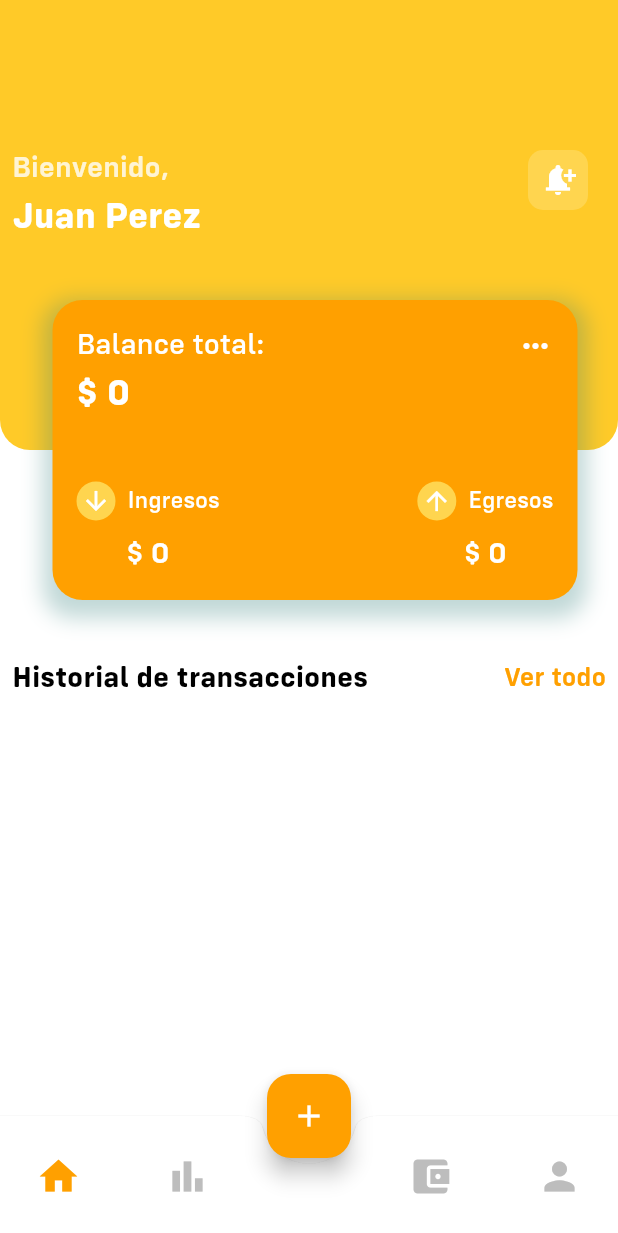
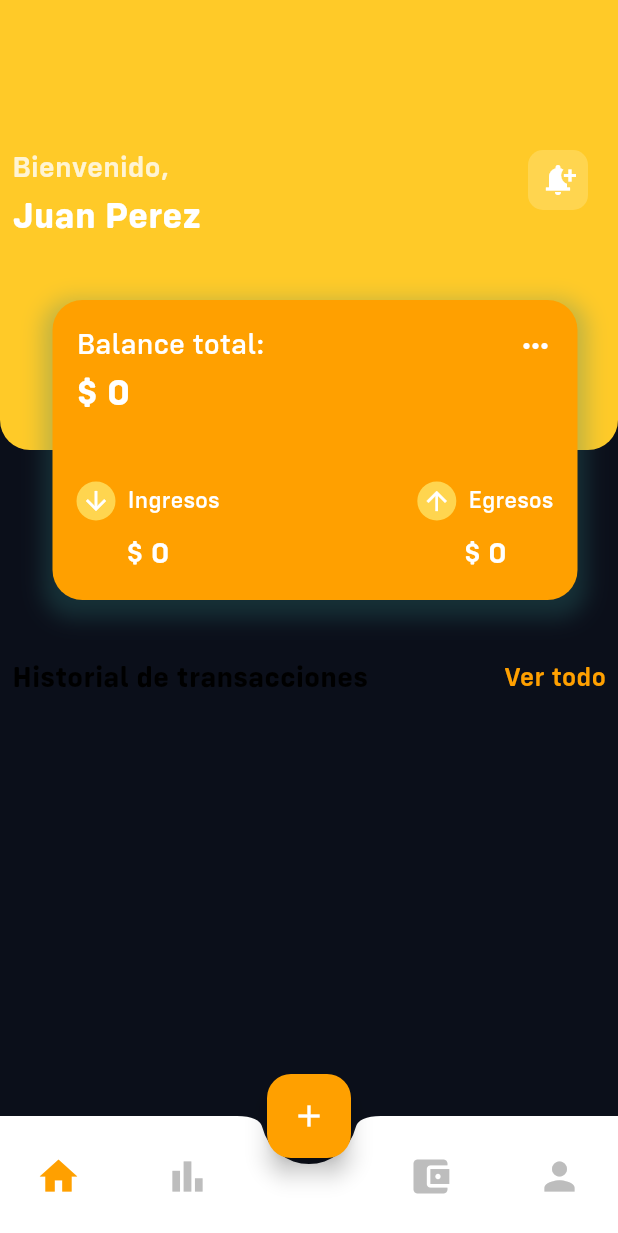
Before and after one commit to francescaac190/myfinanceapp, a Flutter app: the screen it shows after launch, on a phone screen of 412 x 824 dp. Shown: the top 1233 px of the screen. Run offline on Flutter 3.47's test engine with Material 3 defaults, Android fonts, the phone set to English and light mode, and no system bars; our stand-ins replace hive, hive_flutter, syncfusion_flutter_charts; accounts and stored records are empty.

Commit message:
setting app theme

```diff
--- /dev/null
+++ b/lib/core/theme/app_colors.dart
@@ -0,0 +1,121 @@
+// Centralize color system for the app
+
+import 'package:flutter/material.dart';
+
+class AppColors {
+  // SURFACES
+  /// Screen backgrounds
+  static const Color bgPrimary = Color(0xFF0B0F1A);
+
+  /// Secondary backgrounds, nav
+  static const Color bgSecondary = Color(0xFF111827);
+
+  /// Card backgrounds
+  static const Color bgCard = Color(0xFF1A1F2E);
+
+  /// Alternate cards, dividers
+  static const Color bgCardAlt = Color(0xFF1E293B);
+
+  // TEXT
+  /// Heading, key text, active text
+  static const Color textPrimary = Color(0xFFFFFFFF);
+
+  /// Description, label, secondary info
+  static const Color textSecondary = Color(0xFF94A3B8);
+
+  /// Caption, inactive tabs, hints
+  static const Color textMuted = Color(0xFF64748B);
+
+  // BORDERS
+  /// Dividers, row separators
+  static const Color borderSubtle = Color(0xFF1E293B);
+
+  /// Card outlines
+  static const Color borderCard = Color(0x0DFFFFFF);
+
+  //ACCENT COLORS
+  /// primary accions, nav tabs, links, CTA buttons
+  static const Color accentBlue = Color(0xFF3B82F6);
+
+  /// Positive values, income, savings progress, Face ID toggle, success states.
+  static const Color accentGreen = Color(0xFF10B981);
+
+  /// Pro badge, profile tab, mastercard gradient, transfer action icons.
+  static const Color accentPurple = Color(0xFF8B5CF6);
+
+  /// Expenses, over-budget alerts, logout button, critical warnings, overdue bills.
+  static const Color accentRed = Color(0xFFEF4444);
+
+  /// Warnings, notifications bell, food category, 70% budget threshold alerts.
+  static const Color accentAmber = Color(0xFFF59E0B);
+
+  // ALPHA TINTS
+  /// For hover states, active tab backgrounds, and subtle highlights.
+  ///   static Color get accentBlueTint => accentBlue.withValues(alpha: 0.10);
+  static Color get accentGreenTint => accentGreen.withValues(alpha: 0.10);
+  static Color get accentPurpleTint => accentPurple.withValues(alpha: 0.10);
+  static Color get accentRedTint => accentRed.withValues(alpha: 0.10);
+  static Color get accentAmberTint => accentAmber.withValues(alpha: 0.10);
+
+  // SEMANTIC ALIASES
+  /// Primary action color for buttons, links, and active states.
+  static const Color success = accentGreen;
+  static const Color warning = accentAmber;
+  static const Color error = accentRed;
+  static const Color info = accentBlue;
+  static const Color brand = accentBlue;
+  static const Color premium = accentPurple;
+}
+
+// APP THEME
+class AppTheme {
+  AppTheme._(); // Private constructor to prevent instantiation
+
+  static ThemeData get dark {
+    const colorScheme = ColorScheme.dark(
+      brightness: Brightness.dark,
+      primary: AppColors.accentBlue,
+      onPrimary: AppColors.textPrimary,
+      secondary: AppColors.accentPurple,
+      onSecondary: AppColors.textPrimary,
+      tertiary: AppColors.accentGreen,
+      onTertiary: AppColors.textPrimary,
+      error: AppColors.accentRed,
+      onError: AppColors.textPrimary,
+      surface: AppColors.bgCard,
+      onSurface: AppColors.textPrimary,
+      surfaceContainerLowest: AppColors.bgPrimary,
+      surfaceContainerLow: AppColors.bgSecondary,
+      surfaceContainer: AppColors.bgCard,
+      surfaceContainerHigh: AppColors.bgCardAlt,
+      surfaceContainerHighest: AppColors.bgSecondary,
+      outline: AppColors.borderSubtle,
+      outlineVariant: AppColors.borderCard,
+    );
+
+    return ThemeData(
+      useMaterial3: true,
+      brightness: Brightness.dark,
+      colorScheme: colorScheme,
+      scaffoldBackgroundColor: AppColors.bgPrimary,
+      canvasColor: AppColors.bgPrimary,
+      dividerColor: AppColors.borderSubtle,
+      cardTheme: CardThemeData(
+        color: AppColors.bgCard,
+        surfaceTintColor: Colors.transparent,
+        elevation: 0,
+      ),
+      appBarTheme: AppBarTheme(
+        backgroundColor: AppColors.bgSecondary,
+        foregroundColor: AppColors.textPrimary,
+        surfaceTintColor: Colors.transparent,
+        elevation: 0,
+        centerTitle: false,
+      ),
+      textTheme: const TextTheme().apply(
+        bodyColor: AppColors.textPrimary,
+        displayColor: AppColors.textPrimary,
+      ),
+    );
+  }
+}
--- a/lib/main.dart
+++ b/lib/main.dart
@@ -1,5 +1,6 @@
 import 'package:flutter/material.dart';
 import 'package:hive_flutter/hive_flutter.dart';
+import 'package:myfinanceapp/core/theme/app_colors.dart';
 import 'package:myfinanceapp/model/add_date.dart';
 import 'package:myfinanceapp/screens/home_main.dart';
 import 'package:flutter_localizations/flutter_localizations.dart';
@@ -30,9 +31,7 @@ class MyApp extends StatelessWidget {
       },
       debugShowCheckedModeBanner: false,
       title: 'MyFinance',
-      theme: ThemeData(
-        colorScheme: ColorScheme.light().copyWith(primary: Colors.red),
-      ),
+      theme: AppTheme.dark,
       localizationsDelegates: const [
         GlobalMaterialLocalizations.delegate,
         GlobalWidgetsLocalizations.delegate,
```
Also changed, not shown: 9 other files.
